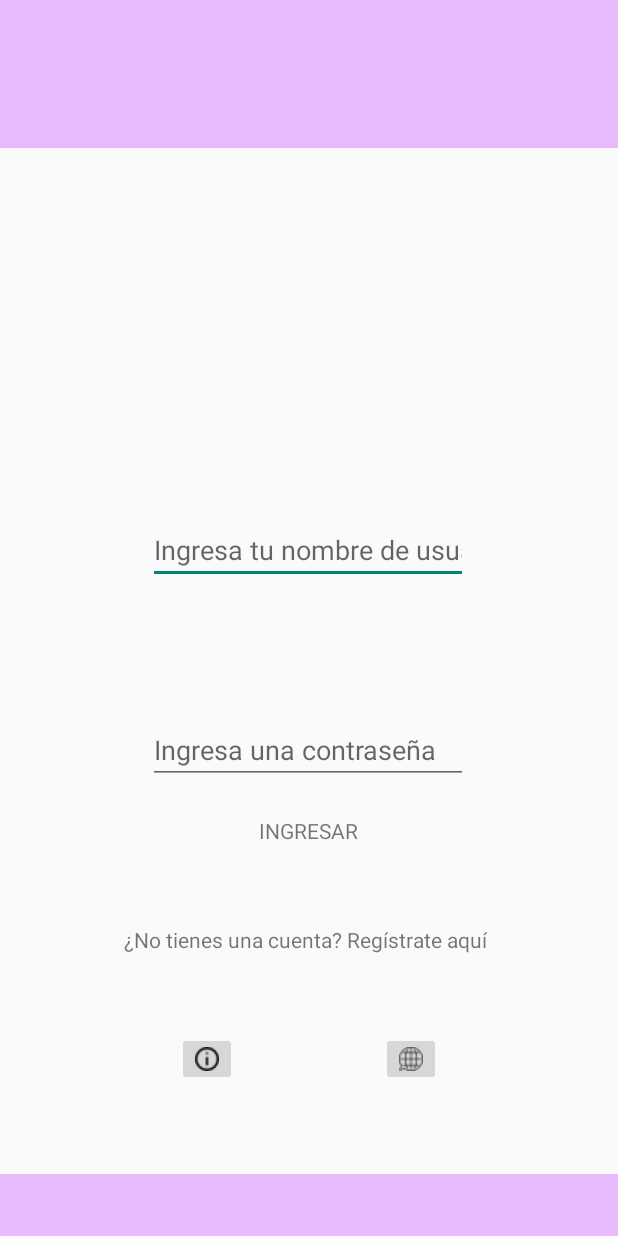
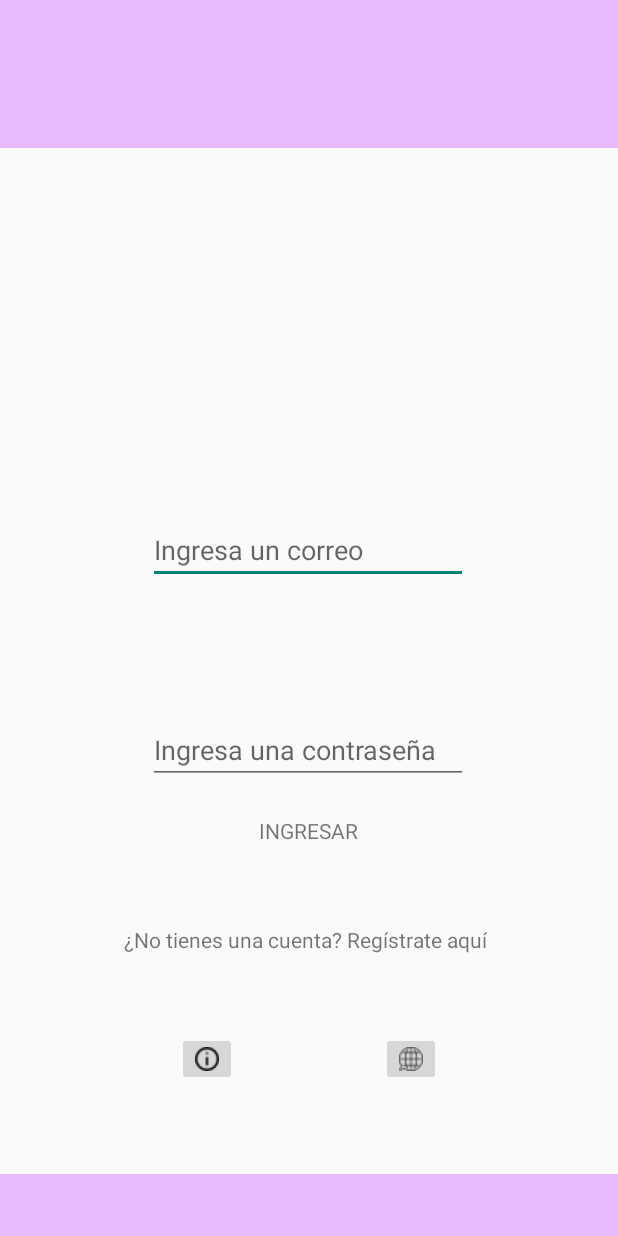
Before and after one commit to fedoTR/DismovProject, an Android app: the screen it shows after launch (MainActivity), on a phone screen of 412 x 824 dp. Run offline under Robolectric (Android 15) with nearby library versions, the phone set to English and light mode, and no system bars; our stand-ins replace Firebase (no records; nobody signed in at launch, a user with empty details on screens opened directly).

```diff
--- a/app/src/main/java/com/example/dismovproject/MainActivity.java
+++ b/app/src/main/java/com/example/dismovproject/MainActivity.java
@@ -7,14 +7,24 @@ import android.view.WindowManager;
 import android.widget.EditText;
 import android.widget.ImageButton;
 import android.widget.TextView;
+import android.widget.Toast;
 
+import androidx.annotation.NonNull;
 import androidx.appcompat.app.AlertDialog;
 import androidx.appcompat.app.AppCompatActivity;
 
+import com.google.android.gms.tasks.OnCompleteListener;
+import com.google.android.gms.tasks.Task;
+import com.google.firebase.auth.AuthResult;
+import com.google.firebase.auth.FirebaseAuth;
+
 public class MainActivity extends AppCompatActivity {
-    EditText UsernameField, PasswordField;
+    EditText emailField, PasswordField;
     TextView ENTER, Register;
     ImageButton infoButton, languageButton;
+    private String userEmail = "";
+    private  String password = "";
+    private FirebaseAuth fAuth;
 
     @Override
     protected void onCreate(Bundle savedInstanceState) {
@@ -26,35 +36,39 @@ public class MainActivity extends AppCompatActivity {
                 WindowManager.LayoutParams.FLAG_FULLSCREEN);
 
         //Username and password fields
-        UsernameField = findViewById(R.id.UserNameSpace);
-        PasswordField = findViewById(R.id.PasswordSpace);
+        emailField = findViewById(R.id.emailFieldLogin);   //Mail field
+        PasswordField = findViewById(R.id.PasswordSpace);   //Password field
 
         //Info and language buttons
         infoButton = findViewById(R.id.infobutton);
         languageButton = findViewById(R.id.languagebutton);
 
         //Enter and register text views
-        ENTER = findViewById(R.id.buttonIngresar);
+        ENTER = findViewById(R.id.buttonIngresar);  //Login button
         Register = findViewById(R.id.buttonRegister);
 
+        fAuth = FirebaseAuth.getInstance();
+
         //Click listener of info and language buttons
-        infoButton.setOnClickListener(new View.OnClickListener() {
-            @Override
-            public void onClick(View v) {
+        infoButton.setOnClickListener(v -> {
             AlertDialog.Builder dialog = new AlertDialog.Builder(MainActivity.this);
             dialog.setTitle("Información");
             dialog.setMessage("Lorem ipsum dolor sit amet, consectetur adipiscing elit, sed do eiusmod tempor incididunt ut labore et dolore magna aliqua. Ut enim ad minim veniam");
             dialog.setCancelable(true);
             AlertDialog alertDialog = dialog.create();
             alertDialog.show();
-            }
         });
 
         //Click listener of register activity
-        Register.setOnClickListener(new View.OnClickListener() {
-            @Override
-            public void onClick(View v) {
-                OpenRegister();
+        Register.setOnClickListener(v -> OpenRegister());
+
+        ENTER.setOnClickListener(v -> {
+            userEmail = emailField.getText().toString();
+            password = PasswordField.getText().toString();
+            if (!userEmail.isEmpty() && !password.isEmpty()){
+                loginUser();
+            } else{
+                Toast.makeText(MainActivity.this, "Completa los campos", Toast.LENGTH_SHORT).show();
             }
         });
     }
@@ -63,4 +77,16 @@ public class MainActivity extends AppCompatActivity {
         Intent intent = new Intent(this, Register.class);
         startActivity(intent);
     }
+
+    public void loginUser(){
+        fAuth.signInWithEmailAndPassword(userEmail, password).addOnCompleteListener(task -> {
+            if (task.isSuccessful()){
+                Toast.makeText(MainActivity.this, "Login correcto!", Toast.LENGTH_SHORT).show();
+                finish();
+            } else{
+                Toast.makeText(MainActivity.this, "Comprueba los datos", Toast.LENGTH_SHORT).show();
             }
+        });
+    }
+
+}
--- a/app/src/main/java/com/example/dismovproject/Register.java
+++ b/app/src/main/java/com/example/dismovproject/Register.java
@@ -109,6 +109,7 @@ public class Register extends AppCompatActivity {
                     Map<String, Object> user = new HashMap<>();
                     user.put("fullname", userName);
                     user.put("email", mail);
+
                     documentReference.set(user).addOnSuccessListener(Void -> Log.d(TAG, "User profile created for " + userName)).addOnFailureListener(e -> Log.d(TAG, "Failure" + e.toString()));
                 } else{
                     Toast.makeText(Register.this, "Error " + Objects.requireNonNull(task.getException()).getMessage(), Toast.LENGTH_SHORT).show();
--- a/app/src/main/res/layout/activity_main.xml
+++ b/app/src/main/res/layout/activity_main.xml
@@ -53,13 +53,13 @@
         tools:srcCompat="@tools:sample/avatars" />
 
     <EditText
-        android:id="@+id/UserNameSpace"
+        android:id="@+id/emailFieldLogin"
         android:layout_width="wrap_content"
         android:layout_height="wrap_content"
         android:layout_marginTop="56dp"
         android:ems="10"
-        android:inputType="textPersonName"
-        android:hint="@string/UsernameInstruction"
+        android:inputType="textEmailAddress"
+        android:hint="@string/mailLoginInstruction"
         app:layout_constraintBottom_toTopOf="@+id/PasswordSpace"
         app:layout_constraintEnd_toEndOf="parent"
         app:layout_constraintHorizontal_bias="0.497"
@@ -81,7 +81,7 @@
         app:layout_constraintEnd_toEndOf="parent"
         app:layout_constraintHorizontal_bias="0.497"
         app:layout_constraintStart_toStartOf="parent"
-        app:layout_constraintTop_toBottomOf="@+id/UserNameSpace"
+        app:layout_constraintTop_toBottomOf="@+id/emailFieldLogin"
         android:importantForAutofill="no" />
 
     <ImageButton
@@ -89,10 +89,8 @@
         android:layout_width="wrap_content"
         android:layout_height="wrap_content"
         android:layout_marginStart="141dp"
-        android:layout_marginLeft="141dp"
         android:layout_marginTop="132dp"
         android:layout_marginEnd="48dp"
-        android:layout_marginRight="48dp"
         android:layout_marginBottom="25dp"
         android:contentDescription="@string/string_infobuttondescription"
         app:layout_constraintBottom_toTopOf="@+id/constraintLayout2"
@@ -106,10 +104,8 @@
         android:layout_width="wrap_content"
         android:layout_height="wrap_content"
         android:layout_marginStart="48dp"
-        android:layout_marginLeft="48dp"
         android:layout_marginTop="132dp"
         android:layout_marginEnd="142dp"
-        android:layout_marginRight="142dp"
         android:layout_marginBottom="25dp"
         android:contentDescription="@string/LanguagebuttonDescription"
         app:layout_constraintBottom_toTopOf="@+id/constraintLayout2"
@@ -123,10 +119,8 @@
         android:layout_width="wrap_content"
         android:layout_height="wrap_content"
         android:layout_marginStart="176dp"
-        android:layout_marginLeft="176dp"
         android:layout_marginTop="21dp"
         android:layout_marginEnd="177dp"
-        android:layout_marginRight="177dp"
         android:text="@string/IngresarButton"
         app:layout_constraintEnd_toEndOf="parent"
         app:layout_constraintStart_toStartOf="parent"
@@ -137,10 +131,8 @@
         android:layout_width="wrap_content"
         android:layout_height="wrap_content"
         android:layout_marginStart="174dp"
-        android:layout_marginLeft="174dp"
         android:layout_marginTop="19dp"
         android:layout_marginEnd="179dp"
-        android:layout_marginRight="179dp"
         android:layout_marginBottom="113dp"
         android:text="@string/NoAccInstruction"
         app:layout_constraintBottom_toTopOf="@+id/constraintLayout2"
--- a/app/src/main/res/values/strings.xml
+++ b/app/src/main/res/values/strings.xml
@@ -17,4 +17,5 @@
     <string name="RegisterButton">Registrarse</string>
     <string name="HintDate">Ingresa tu fecha de nacimiento</string>
     <string name="ContentDescription">This is a  image</string>
+    <string name="mailLoginInstruction">Ingresa un correo</string>
 </resources>
```
Lines whose indentation alone changed are shown as unchanged.
